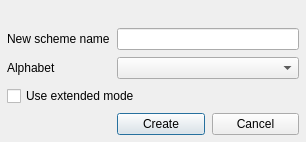
Qt form src/corelibs/U2View/src/ov_msa/ui/CreateMSAScheme.ui (violethaze74/ugene) before a commit.
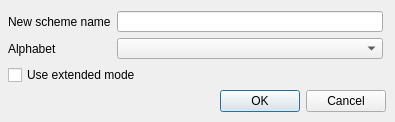
The same form after that commit.

Commit message: Help system for all dialogs, UI improvements for all dialogs.

```diff
--- a/src/corelibs/U2View/src/ov_msa/ui/CreateMSAScheme.ui
+++ b/src/corelibs/U2View/src/ov_msa/ui/CreateMSAScheme.ui
@@ -9,21 +9,56 @@
    <rect>
     <x>0</x>
     <y>0</y>
-    <width>306</width>
-    <height>130</height>
+    <width>395</width>
+    <height>122</height>
    </rect>
   </property>
   <property name="windowTitle">
    <string>Create Alignment Color Scheme</string>
   </property>
+  <widget class="QLabel" name="validLabel">
+   <property name="geometry">
+    <rect>
+     <x>7</x>
+     <y>7</y>
+     <width>16</width>
+     <height>16</height>
+    </rect>
+   </property>
+   <property name="sizePolicy">
+    <sizepolicy hsizetype="Preferred" vsizetype="Maximum">
+     <horstretch>0</horstretch>
+     <verstretch>0</verstretch>
+    </sizepolicy>
+   </property>
+   <property name="text">
+    <string/>
+   </property>
+  </widget>
+  <widget class="QDialogButtonBox" name="buttonBox">
+   <property name="geometry">
+    <rect>
+     <x>5</x>
+     <y>90</y>
+     <width>381</width>
+     <height>23</height>
+    </rect>
+   </property>
+   <property name="standardButtons">
+    <set>QDialogButtonBox::Cancel|QDialogButtonBox::Ok</set>
+   </property>
+  </widget>
+  <widget class="QWidget" name="layoutWidget">
+   <property name="geometry">
+    <rect>
+     <x>8</x>
+     <y>11</y>
+     <width>375</width>
+     <height>74</height>
+    </rect>
+   </property>
   <layout class="QGridLayout" name="gridLayout">
-   <property name="margin">
-    <number>7</number>
-   </property>
-   <property name="spacing">
-    <number>7</number>
-   </property>
-   <item row="1" column="0">
+    <item row="0" column="0">
     <widget class="QLabel" name="label">
      <property name="sizePolicy">
       <sizepolicy hsizetype="Preferred" vsizetype="Preferred">
@@ -36,7 +71,7 @@
      </property>
     </widget>
    </item>
-   <item row="1" column="1" colspan="2">
+    <item row="0" column="1" colspan="2">
     <widget class="QLineEdit" name="schemeName">
      <property name="sizePolicy">
       <sizepolicy hsizetype="Preferred" vsizetype="Fixed">
@@ -46,7 +81,7 @@
      </property>
     </widget>
    </item>
-   <item row="2" column="0">
+    <item row="1" column="0">
     <widget class="QLabel" name="label_2">
      <property name="sizePolicy">
       <sizepolicy hsizetype="Preferred" vsizetype="Preferred">
@@ -59,21 +94,7 @@
      </property>
     </widget>
    </item>
-   <item row="4" column="1">
-    <widget class="QPushButton" name="createButton">
-     <property name="text">
-      <string>Create</string>
-     </property>
-    </widget>
-   </item>
-   <item row="4" column="2">
-    <widget class="QPushButton" name="cancelButton">
-     <property name="text">
-      <string>Cancel</string>
-     </property>
-    </widget>
-   </item>
-   <item row="2" column="1" colspan="2">
+    <item row="1" column="1" colspan="2">
     <widget class="QComboBox" name="alphabetComboBox">
      <property name="sizePolicy">
       <sizepolicy hsizetype="Preferred" vsizetype="Fixed">
@@ -83,20 +104,7 @@
      </property>
     </widget>
    </item>
-   <item row="0" column="0" colspan="3">
-    <widget class="QLabel" name="validLabel">
-     <property name="sizePolicy">
-      <sizepolicy hsizetype="Preferred" vsizetype="Maximum">
-       <horstretch>0</horstretch>
-       <verstretch>0</verstretch>
-      </sizepolicy>
-     </property>
-     <property name="text">
-      <string/>
-     </property>
-    </widget>
-   </item>
-   <item row="3" column="0" colspan="3">
+    <item row="2" column="0" colspan="2">
     <widget class="QCheckBox" name="extendedModeBox">
      <property name="sizePolicy">
       <sizepolicy hsizetype="Preferred" vsizetype="Maximum">
@@ -109,7 +117,21 @@
      </property>
     </widget>
    </item>
-  </layout>
+    <item row="2" column="2">
+     <spacer name="horizontalSpacer">
+      <property name="orientation">
+       <enum>Qt::Horizontal</enum>
+      </property>
+      <property name="sizeHint" stdset="0">
+       <size>
+        <width>248</width>
+        <height>20</height>
+       </size>
+      </property>
+     </spacer>
+    </item>
+   </layout>
+  </widget>
  </widget>
  <resources/>
  <connections/>
```
Lines whose indentation alone changed are shown as unchanged. The commit also changes 309 other files.
